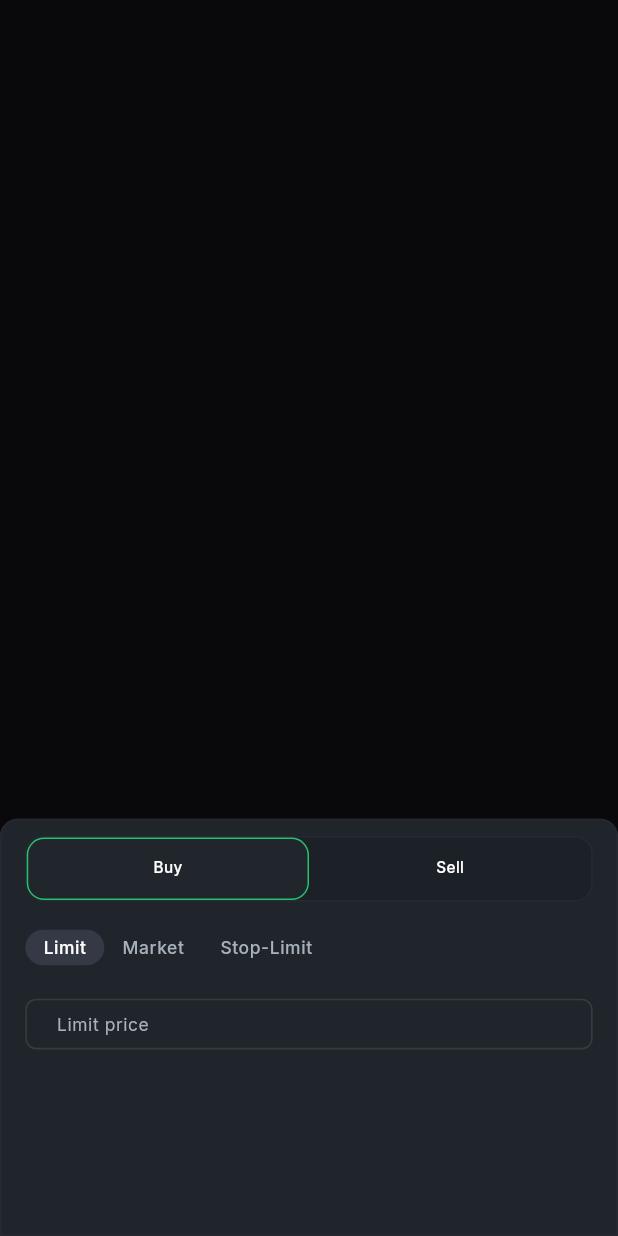
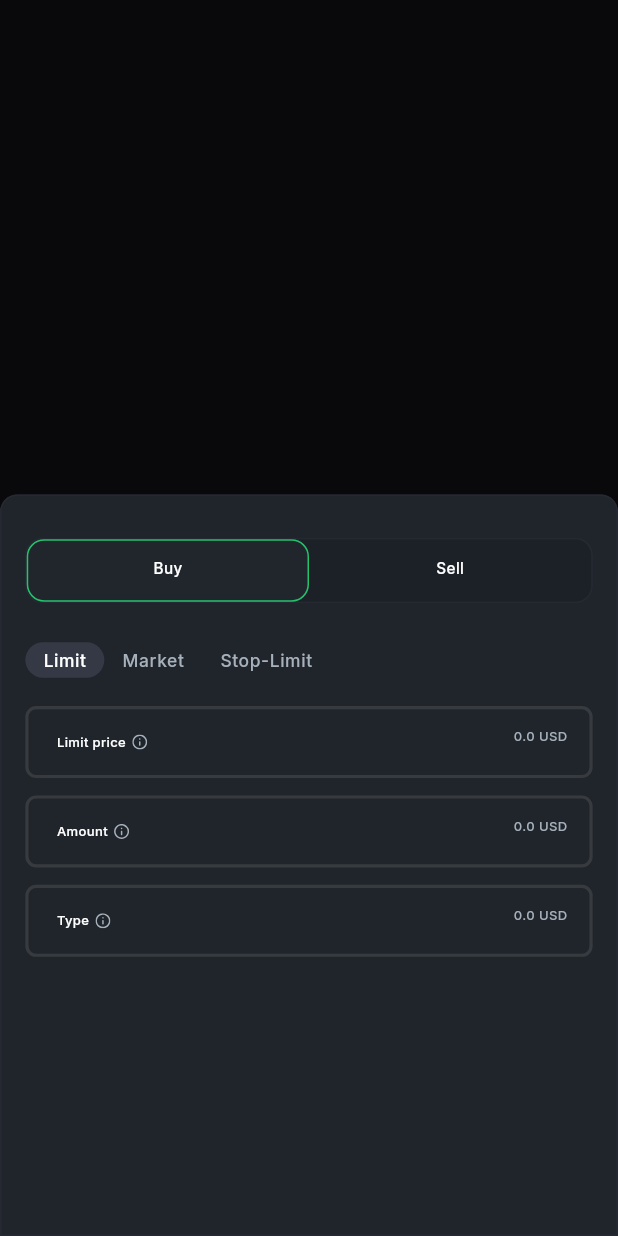
Before and after one commit to Motunrayooo/sissyphus, a Flutter app: what modalBottomSheet() shows on an empty page, opened directly, on a phone screen of 412 x 824 dp. Run offline on Flutter 3.47's test engine with Material 3 defaults, Android fonts, the light colour scheme and no system bars; our stand-ins replace flutter_riverpod, flutter_screenutil, flutter_svg.

Commit message:
Feat: Textfield customization

```diff
--- a/lib/core/common_widgets/app_textfield.dart
+++ b/lib/core/common_widgets/app_textfield.dart
@@ -1,14 +1,16 @@
 import 'package:flutter/material.dart';
 import 'package:flutter_screenutil/flutter_screenutil.dart';
+import 'package:flutter_svg/flutter_svg.dart';
 import 'package:sissyphus/core/utils/extensions.dart';
 
 import '../utils/app_colors.dart';
 
-class AppTextField extends StatelessWidget {
+class AppTextField extends StatefulWidget {
   AppTextField({
     super.key,
     required this.hintText,
-    required this.label,
+
+    this.label,
     required this.controller,
     this.onChanged,
     this.prefixIcon,
@@ -16,10 +18,14 @@ class AppTextField extends StatelessWidget {
     this.validator,
     this.autoValidateMode,
     this.obscureText = false,
+    this.suffixValue = '0.0',
     this.suffixIcon,
+    this.keyboardType,
   });
 
-  final String hintText, label;
+  final String hintText;
+
+  final String? label;
   TextEditingController? controller;
   final void Function(String)? onChanged;
   final Widget? prefixIcon, suffixIcon;
@@ -27,44 +33,70 @@ class AppTextField extends StatelessWidget {
   String? Function(String?)? validator;
   AutovalidateMode? autoValidateMode;
   bool obscureText;
+  String? suffixValue;
+  final TextInputType? keyboardType;
 
   @override
+  State<AppTextField> createState() => _AppTextFieldState();
+}
+
+class _AppTextFieldState extends State<AppTextField> {
+  @override
   Widget build(BuildContext context) {
-    return Column(
-      crossAxisAlignment: CrossAxisAlignment.start,
-      children: [
-        Text(
-          label,
-          style: context.textTheme.bodySmall?.copyWith(
-            color: AppColors.white,
-          ),
-        ),
-        10.hi,
-        TextFormField(
-          controller: controller,
-          onChanged: onChanged,
-          validator: validator,
-          autovalidateMode: autoValidateMode,
-          style: context.textTheme.bodySmall?.copyWith(color: AppColors.black),
-          maxLines: maxLines,
+    return TextFormField(
+      controller: widget.controller,
+      validator: widget.validator,
+      autovalidateMode: widget.autoValidateMode,
+      style: context.textTheme.bodySmall?.copyWith(color: AppColors.white),
+      maxLines: widget.maxLines,
       obscuringCharacter: '*',
-          obscureText: obscureText,
+      obscureText: widget.obscureText,
+      keyboardType: widget.keyboardType,
       cursorColor: AppColors.white,
       decoration: InputDecoration(
+          floatingLabelBehavior: FloatingLabelBehavior.never,
           contentPadding: EdgeInsets.symmetric(
             vertical: 13.h,
             horizontal: 16.w,
           ),
-              hintText: hintText,
-              hintStyle: context.textTheme.bodySmall
-                  ?.copyWith(color: AppColors.greyShade200,),
-              suffixIcon: suffixIcon,
+          hintText: widget.hintText,
+          hintStyle: context.textTheme.bodySmall?.copyWith(
+            color: AppColors.greyShade200,
+          ),
+          label: Row(
+            mainAxisSize: MainAxisSize.min,
+            children: [
+              Text(
+               widget.label ?? '',
+                style: context.textTheme.bodyMedium?.copyWith(
+                  fontSize: 12.sp,
+                ),
+              ),
+              4.wi,
+              SvgPicture.asset('info_icon'.svg),
+            ],
+          ),
+          // suffixIcon: widget.suffixIcon,
           isDense: true,
-              prefixIcon: prefixIcon,
+          prefixIcon: widget.prefixIcon,
+          suffixIcon: Padding(
+            padding: EdgeInsets.only(
+              top: 20.h,
+              right: 16.w,
+            ),
+            child: widget.suffixIcon ??
+                Text(
+                  '${widget.suffixValue} USD',
+                  style: context.textTheme.bodyMedium?.copyWith(
+                    fontSize: 12.sp,
+                    color: AppColors.greyShade200,
+                  ),
+                ),
+          ),
           enabledBorder: OutlineInputBorder(
             borderSide: BorderSide(
               color: AppColors.primaryShade300,
-                  width: 1.0.w,
+              width: 2.0.w,
             ),
             borderRadius: BorderRadius.all(
               Radius.circular(10.r),
@@ -73,7 +105,7 @@ class AppTextField extends StatelessWidget {
           focusedBorder: OutlineInputBorder(
             borderSide: BorderSide(
               color: AppColors.primaryShade300,
-                  width: 1.0.w,
+              width: 2.0.w,
             ),
             borderRadius: BorderRadius.all(
               Radius.circular(10.r),
@@ -82,7 +114,7 @@ class AppTextField extends StatelessWidget {
           errorBorder: OutlineInputBorder(
             borderSide: BorderSide(
               color: AppColors.redShade500,
-                  width: 1.0.w,
+              width: 2.0.w,
             ),
             borderRadius: BorderRadius.all(
               Radius.circular(10.r),
@@ -91,14 +123,18 @@ class AppTextField extends StatelessWidget {
           focusedErrorBorder: OutlineInputBorder(
             borderSide: BorderSide(
               color: AppColors.primaryShade300,
-                  width: 1.0.w,
+              width: 2.0.w,
             ),
             borderRadius: BorderRadius.all(
               Radius.circular(10.r),
             ),
           )),
-        ),
-      ],
+      onChanged: widget.onChanged ??
+          (text) {
+            setState(() {
+              widget.suffixValue = text.isEmpty ? '0.0' : '';
+            });
+          },
     );
   }
 }
--- a/lib/features/home/presentation/widgets/showmodal_sheet.dart
+++ b/lib/features/home/presentation/widgets/showmodal_sheet.dart
@@ -1,5 +1,6 @@
 import 'package:flutter/material.dart';
 import 'package:flutter_screenutil/flutter_screenutil.dart';
+import 'package:flutter_svg/svg.dart';
 import 'package:sissyphus/core/common_widgets/app_elevated_button.dart';
 import 'package:sissyphus/core/common_widgets/app_textfield.dart';
 import 'package:sissyphus/core/utils/extensions.dart';
@@ -20,6 +21,7 @@ void modalBottomSheet(BuildContext context) {
         ),
       ),
       context: context,
+      isScrollControlled: true,
       builder: (context) {
         return DraggableScrollableSheet(
             expand: false,
@@ -33,7 +35,7 @@ void modalBottomSheet(BuildContext context) {
 }
 
 class BottomSheetContent extends StatefulWidget {
-  BottomSheetContent({
+  const BottomSheetContent({
     super.key,
   });
 
@@ -43,18 +45,27 @@ class BottomSheetContent extends StatefulWidget {
 
 class _BottomSheetContentState extends State<BottomSheetContent> {
   final TextEditingController priceLimitController = TextEditingController();
+  final TextEditingController amountController = TextEditingController();
+  final TextEditingController typeController = TextEditingController();
   bool isLimit = true;
   bool isMarket = false;
   bool isStopLimit = false;
 
   @override
   Widget build(BuildContext context) {
-    return DefaultTabController(
+    return Padding(
+      padding: EdgeInsets.only(
+        bottom: MediaQuery.of(context).viewInsets.bottom, // Pushes content up
+      ),
+      child: DefaultTabController(
         length: 2,
+        child: SingleChildScrollView(
+          physics: ClampingScrollPhysics(),
           child: Column(
             mainAxisAlignment: MainAxisAlignment.start,
+            mainAxisSize: MainAxisSize.min,
             children: [
-          16.hi,
+              40.hi,
               Container(
                 height: 60.h,
                 width: double.infinity,
@@ -76,7 +87,8 @@ class _BottomSheetContentState extends State<BottomSheetContent> {
                   indicator: BoxDecoration(
                     color: AppColors.primaryShade800,
                     borderRadius: BorderRadius.circular(16.r),
-                border: Border.all(width: 1, color: AppColors.greenShade500),
+                    border:
+                        Border.all(width: 1, color: AppColors.greenShade500),
                   ),
                   tabs: const [
                     Tab(text: 'Buy'),
@@ -85,13 +97,14 @@ class _BottomSheetContentState extends State<BottomSheetContent> {
                 ),
               ),
               16.hi,
-          Expanded(
+              SizedBox(
+                height: 400.h,
                 child: TabBarView(
                   // controller: _tabController,
                   children: [
                     Column(
                       children: [
-                    10.hi,
+                        20.hi,
                         Row(
                           children: [
                             DurationBox(
@@ -132,15 +145,30 @@ class _BottomSheetContentState extends State<BottomSheetContent> {
                             ),
                           ],
                         ),
-
+                        26.hi,
                         AppTextField(
-                      hintText: 'Limit price',
-                      label: '',
+                          hintText: '',
+                          label: 'Limit price',
                           controller: priceLimitController,
+                          keyboardType: TextInputType.number,
+                        ),
+                        16.hi,
+                        AppTextField(
+                          hintText: '',
+                          label: 'Amount',
+                          controller: amountController,
+                          keyboardType: TextInputType.number,
+                        ),
+                        16.hi,
+                        AppTextField(
+                          hintText: '',
+                          label: 'Type',
+                          controller: typeController,
+                          keyboardType: TextInputType.number,
                         ),
                       ],
                     ),
-                Column(
+                    const Column(
                       children: [
                         Text('Melo'),
                       ],
@@ -150,6 +178,8 @@ class _BottomSheetContentState extends State<BottomSheetContent> {
               ),
             ],
           ),
-    ).padHorizontal(16);
+        ),
+      ).padHorizontal(16),
+    );
   }
 }
```
Also changed, not shown: assets/svg/info_icon.svg (added). Lines whose indentation alone changed are shown as unchanged.
